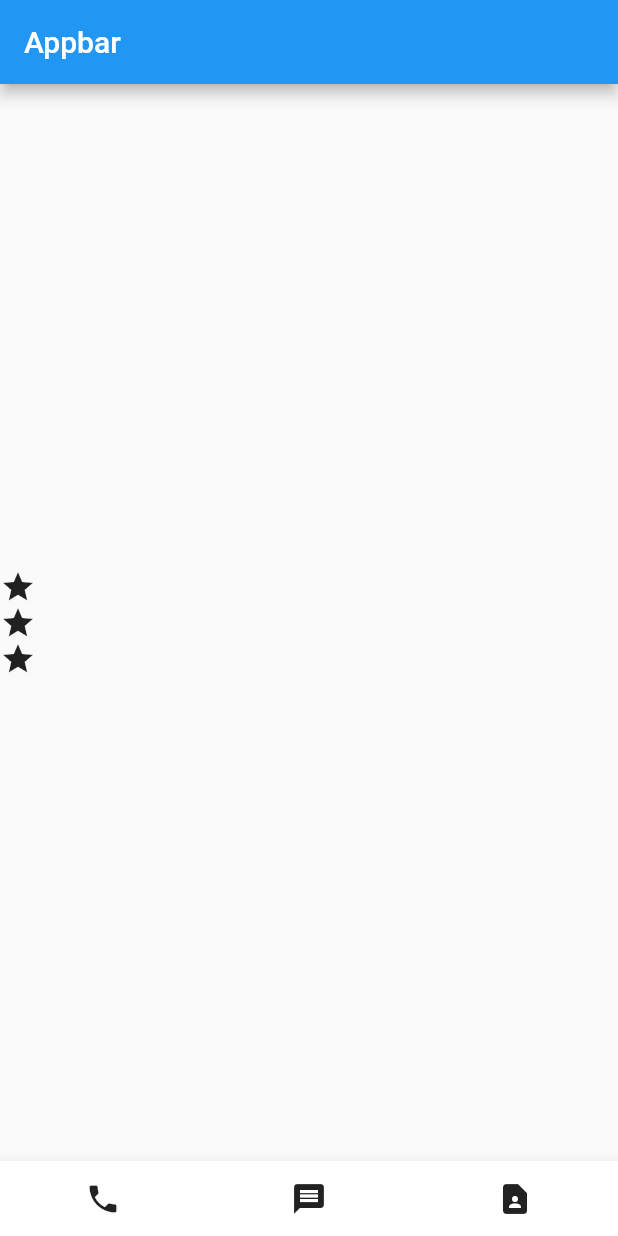
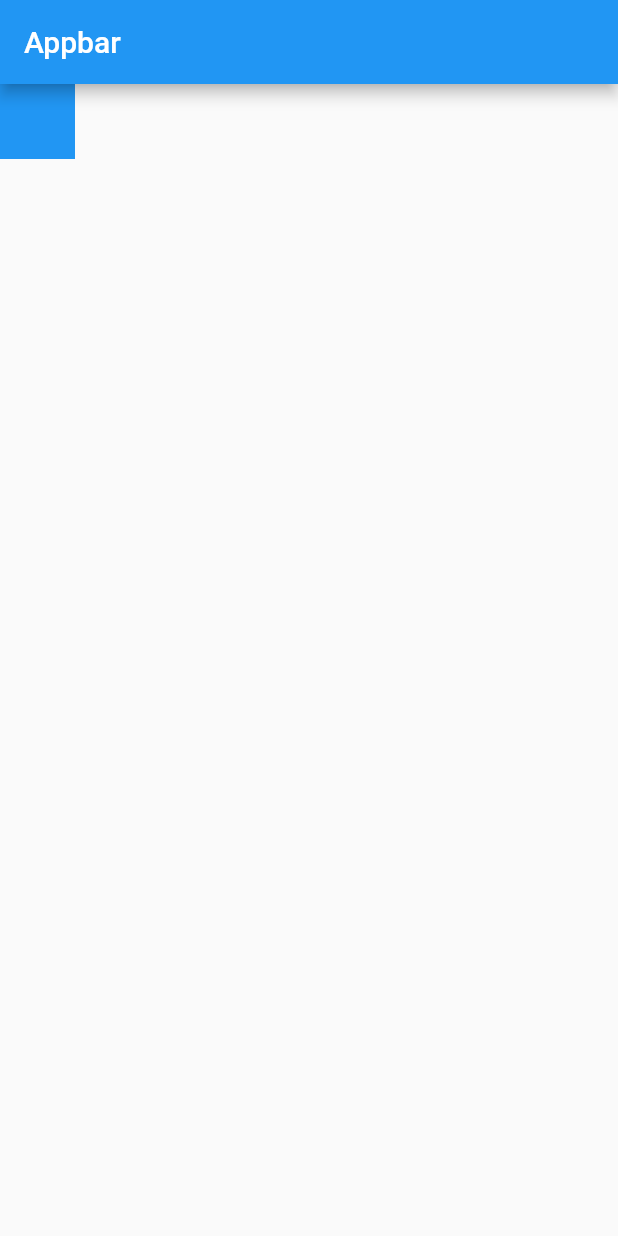
Before and after one commit to alstjd0051/Freeboard_Flutter, a Flutter app: the screen it shows after launch, on a phone screen of 412 x 824 dp. Run offline on Flutter 3.47's test engine with Material 2 defaults, Android fonts, the phone set to English and light mode, and no system bars.

Commit message:
update:: margin,padding

```diff
--- a/lib/main.dart
+++ b/lib/main.dart
@@ -10,23 +10,12 @@ class MyApp extends StatelessWidget {
     return MaterialApp(
       home: Scaffold(
         appBar: AppBar(title: Text('Appbar')),
-        body: Column(
-          mainAxisAlignment: MainAxisAlignment.center,
-          crossAxisAlignment: CrossAxisAlignment.center,
-          children: [Icon(Icons.star), Icon(Icons.star), Icon(Icons.star)],
-        ),
-        bottomNavigationBar: BottomAppBar(
-          child: SizedBox(
-            height: 50,
-            child: Row(
-              mainAxisAlignment: MainAxisAlignment.spaceAround,
-              children: [
-                Icon(Icons.phone),
-                Icon(Icons.message),
-                Icon(Icons.contact_page),
-              ],
-            ),
-          ),
+        body: Container(
+          width: 50,
+          height: 50,
+          color: Colors.blue,
+          // margin: EdgeInsets.all(20),
+          padding: EdgeInsets.fromLTRB(20, 10, 50, 30),
         ),
       ),
     );
```
